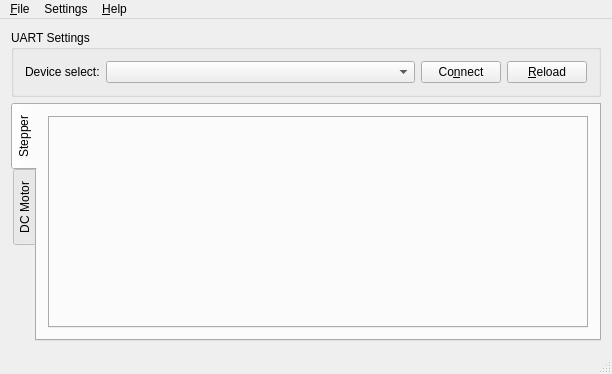
Before: the Qt Designer form mainwindow.ui in krkruk/StepperAndDcController, drawn with Qt 5.
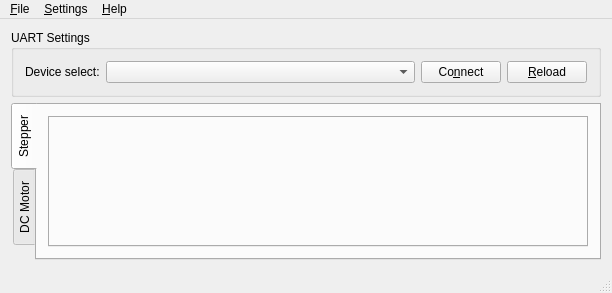
After: the same form once the commit is applied.

Commit message: * Cleaned file structure: 2 new folders * Added underscore in Settings (MainWindow.ui) * Added shortcut for stepper settings

```diff
--- a/mainwindow.ui
+++ b/mainwindow.ui
@@ -7,7 +7,7 @@
     <x>0</x>
     <y>0</y>
     <width>612</width>
-    <height>374</height>
+    <height>293</height>
    </rect>
   </property>
   <property name="windowTitle">
@@ -132,7 +132,7 @@
    </widget>
    <widget class="QMenu" name="menuSettings">
     <property name="title">
-     <string>Settings</string>
+     <string>&amp;Settings</string>
     </property>
     <addaction name="actionStepper"/>
    </widget>
```
Left out of the diff: 7 changed lines with no effect on the pictures. The commit also changes 22 other files.
